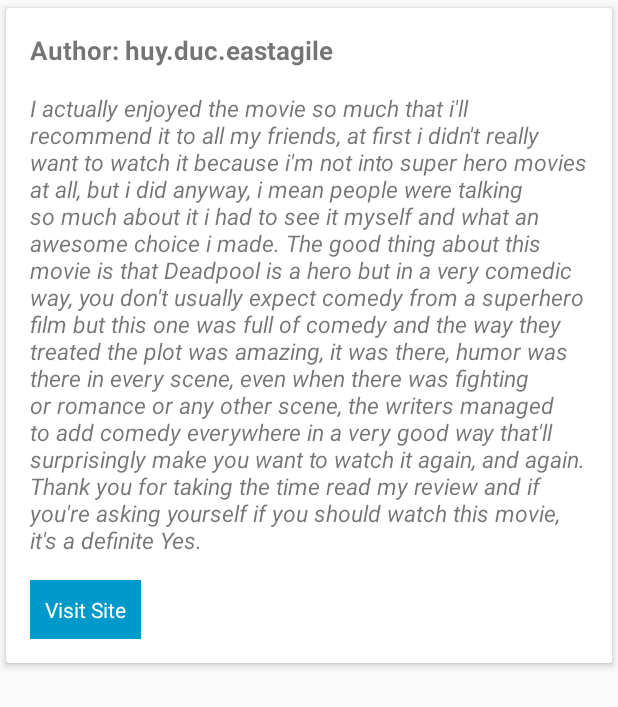
After one commit to rajeefmk/popularmovies, an Android app: the layout layout_review_item.xml on its own in the app's theme, with its tools: preview values and no code run, on a phone screen of 412 x 824 dp. The commit adds this screen. Shown: the top 707 px of the screen. Run offline under Robolectric (Android 15) with nearby library versions, the phone set to English and light mode, and no system bars.

Commit message:
feat: Integrate reviews in movie details

```diff
--- a/app/src/main/java/com/udacitynanodegree/rajeefmk/popularmovies/Activities/TrailerActivity.java
+++ b/app/src/main/java/com/udacitynanodegree/rajeefmk/popularmovies/Activities/TrailerActivity.java
@@ -4,7 +4,6 @@ import android.support.v7.app.AppCompatActivity;
 import android.os.Bundle;
 import android.support.v7.widget.LinearLayoutManager;
 import android.support.v7.widget.RecyclerView;
-import android.widget.ListView;
 import android.widget.Toast;
 
 import com.android.volley.DefaultRetryPolicy;
@@ -58,7 +57,7 @@ public class TrailerActivity extends AppCompatActivity {
     }
 
     private void downloadTrailers(int movieId) {
-        JsonObjectRequest popularMovieListRequest = new JsonObjectRequest(Request.Method.GET, getTraileListUrl(movieId), null, new Response.Listener<JSONObject>() {
+        JsonObjectRequest popularMovieListRequest = new JsonObjectRequest(Request.Method.GET, getTrailerListUrl(movieId), null, new Response.Listener<JSONObject>() {
             @Override
             public void onResponse(JSONObject response) {
                 if (response != null) {
@@ -113,7 +112,7 @@ public class TrailerActivity extends AppCompatActivity {
     Keys.TMDB_API_KEY to be replaced with tester's API_KEY from TMDB
      */
 
-    private String getTraileListUrl(int movieId) {
+    private String getTrailerListUrl(int movieId) {
         return Constants.GET_TRAILERS.replace("XXXX", String.valueOf(movieId)) + Keys.TMDB_API_KEY;
     }
 }
--- a/app/src/main/res/layout/activity_review.xml
+++ b/app/src/main/res/layout/activity_review.xml
@@ -9,4 +9,8 @@
     android:paddingTop="@dimen/activity_vertical_margin"
     tools:context="com.udacitynanodegree.rajeefmk.popularmovies.Activities.ReviewActivity">
 
+    <android.support.v7.widget.RecyclerView
+        android:id="@+id/review_list"
+        android:layout_width="match_parent"
+        android:layout_height="wrap_content" />
 </RelativeLayout>
--- /dev/null
+++ b/app/src/main/res/layout/layout_review_item.xml
@@ -0,0 +1,54 @@
+<?xml version="1.0" encoding="utf-8"?>
+<LinearLayout xmlns:android="http://schemas.android.com/apk/res/android"
+    xmlns:app="http://schemas.android.com/apk/res-auto"
+    xmlns:tools="http://schemas.android.com/tools"
+    android:layout_width="match_parent"
+    android:layout_height="match_parent">
+
+    <android.support.v7.widget.CardView
+        android:id="@+id/detailsCard"
+        android:layout_width="match_parent"
+        android:layout_height="wrap_content"
+        android:focusable="false"
+        android:focusableInTouchMode="false"
+        app:cardElevation="3dp"
+        app:cardUseCompatPadding="true">
+
+        <RelativeLayout
+            android:id="@+id/subRelativeLayoutDetailsCard"
+            android:layout_width="match_parent"
+            android:layout_height="wrap_content"
+            android:padding="@dimen/activity_horizontal_margin">
+
+            <TextView
+                android:id="@+id/author_name"
+                android:layout_width="wrap_content"
+                android:layout_height="wrap_content"
+                android:textSize="@dimen/title"
+                android:textStyle="bold"
+                tools:text="Author: huy.duc.eastagile" />
+
+            <TextView
+                android:id="@+id/detail"
+                android:layout_width="match_parent"
+                android:layout_height="wrap_content"
+                android:layout_below="@id/author_name"
+                android:layout_marginBottom="@dimen/activity_vertical_margin"
+                android:layout_marginTop="@dimen/activity_vertical_margin"
+                android:textSize="@dimen/rating"
+                android:textStyle="italic"
+                tools:text="I actually enjoyed the movie so much that i'll recommend it to all my friends, at first i didn't really want to watch it because i'm not into super hero movies at all, but i did anyway, i mean people were talking so much about it i had to see it myself and what an awesome choice i made. The good thing about this movie is that Deadpool is a hero but in a very comedic way, you don't usually expect comedy from a superhero film but this one was full of comedy and the way they treated the plot was amazing, it was there, humor was there in every scene, even when there was fighting or romance or any other scene, the writers managed to add comedy everywhere in a very good way that'll surprisingly make you want to watch it again, and again. Thank you for taking the time read my review and if you're asking yourself if you should watch this movie, it's a definite Yes." />
+
+            <TextView
+                android:id="@+id/visit_site"
+                android:layout_width="wrap_content"
+                android:layout_height="wrap_content"
+                android:layout_below="@+id/detail"
+                android:background="@android:color/holo_blue_dark"
+                android:padding="@dimen/default_padding"
+                android:text="@string/button_text_visit_site"
+                android:textColor="@android:color/white" />
+        </RelativeLayout>
+    </android.support.v7.widget.CardView>
+
+</LinearLayout>
--- a/app/src/main/res/values/strings.xml
+++ b/app/src/main/res/values/strings.xml
@@ -9,6 +9,8 @@
     <string name="button_text_review">Reviews</string>
     <string name="button_text_trailers">Trailers</string>
     <string name="button_text_watch_now">Watch Now</string>
+    <string name="button_text_visit_site">Visit Site</string>
 
     <string name="toast_message_no_trailer">No trailers available</string>
+    <string name="toast_message_no_reviews">No reviews available</string>
 </resources>
```
Also changed, not shown: app/src/main/java/com/udacitynanodegree/rajeefmk/popularmovies/Activities/ReviewActivity.java (+106 -1 lines), app/src/main/java/com/udacitynanodegree/rajeefmk/popularmovies/Adapters/ReviewListAdapter.java (added, +78 -0 lines), app/src/main/java/com/udacitynanodegree/rajeefmk/popularmovies/Models/Review.java (added, +44 -0 lines), app/src/main/java/com/udacitynanodegree/rajeefmk/popularmovies/Utility/Constants.java (+7 -0 lines).
